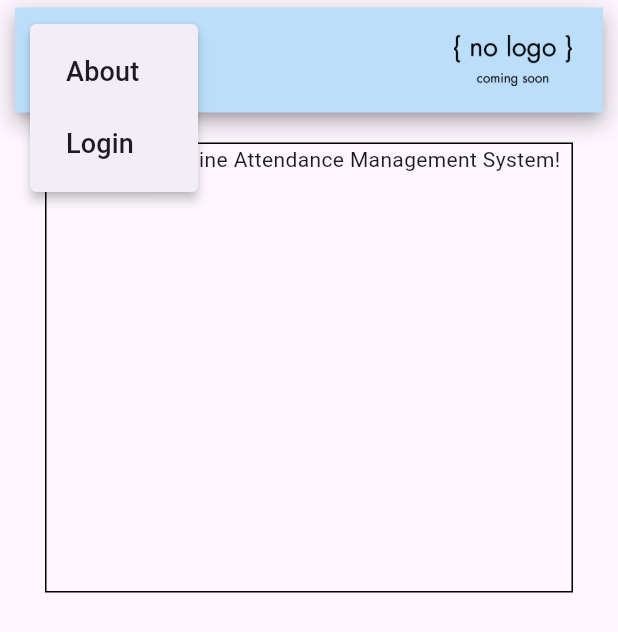
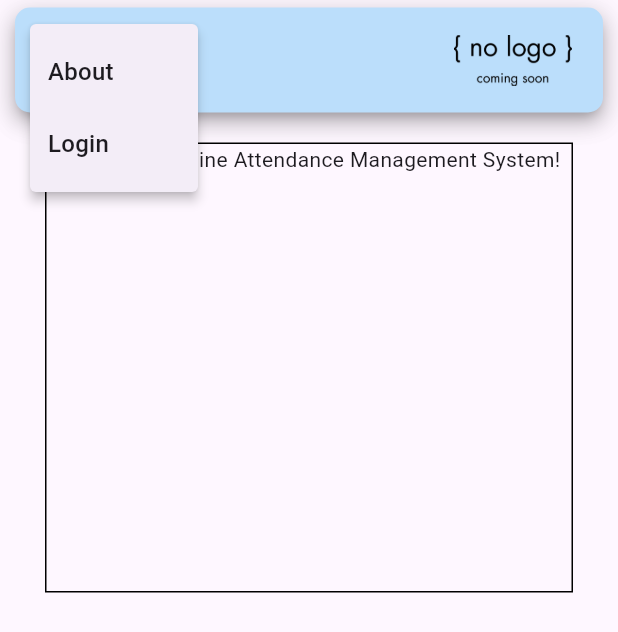
Before and after one commit to darylhjd/oams, a Flutter app: the screen it shows after launch, after a tap on the "menu" icon, on a phone screen of 412 x 824 dp. Shown: the top 632 px of the screen. Run offline on Flutter 3.47's test engine with Material 2 defaults, Android fonts, the phone set to English and light mode, and no system bars; our stand-ins replace flutter_riverpod, go_router, responsive_framework.

Commit message:
feat: implement basic profile frontend

```diff
--- a/frontend/lib/api/client.dart
+++ b/frontend/lib/api/client.dart
@@ -20,6 +20,7 @@ class APIClient {
   static const String defaultRedirectUrl = "http://localhost:8000/";
 
   static const String loginPath = "api/v1/login";
+  static const String loginReturnToParam = "return_to";
   static const String userPath = "api/v1/user";
 
   static Future<String> getLoginURL(String returnTo) async {
@@ -33,7 +34,7 @@ class APIClient {
       port: apiPort,
       path: loginPath,
       queryParameters: {
-        "return_to": returnTo,
+        loginReturnToParam: returnTo,
       },
     );
 
--- a/frontend/lib/router.dart
+++ b/frontend/lib/router.dart
@@ -1,4 +1,5 @@
 import 'package:flutter_riverpod/flutter_riverpod.dart';
+import 'package:frontend/api/client.dart';
 import 'package:frontend/providers/session.dart';
 import 'package:frontend/screens/about_screen.dart';
 import 'package:frontend/screens/home_screen.dart';
@@ -44,11 +45,13 @@ final routerProvider = Provider<GoRouter>(
                 return NoTransitionPage(
                   key: state.pageKey,
                   child: LoginScreen(
-                      returnTo: state.queryParameters["return_to"] ?? ""),
+                      returnTo:
+                          state.queryParameters[APIClient.loginReturnToParam] ??
+                              ""),
                 );
               },
               redirect: (context, state) =>
-                  isLoggedIn ? Routes.index.name : null,
+                  isLoggedIn ? state.namedLocation(Routes.index.name) : null,
             ),
             GoRoute(
               name: Routes.profile.name,
@@ -59,8 +62,15 @@ final routerProvider = Provider<GoRouter>(
                   child: const ProfileScreen(),
                 );
               },
-              redirect: (context, state) =>
-                  isLoggedIn ? null : Routes.index.path + Routes.login.path,
+              redirect: (context, state) {
+                var to = state.namedLocation(
+                  Routes.login.name,
+                  queryParameters: {
+                    APIClient.loginReturnToParam: state.fullPath!,
+                  },
+                );
+                return isLoggedIn ? null : to;
+              },
             ),
           ],
         ),
--- a/frontend/lib/widgets/nav_bar.dart
+++ b/frontend/lib/widgets/nav_bar.dart
@@ -10,40 +10,12 @@ class NavBar extends StatelessWidget {
   static const double height = 70;
   static const double padding = 10;
   static List<BoxShadow>? boxShadow = kElevationToShadow[8];
-
-  static const double desktopBorderRadius = 30;
+  static const double borderRadius = 10;
 
   const NavBar({Key? key}) : super(key: key);
 
   @override
   Widget build(BuildContext context) {
-    return ResponsiveBreakpoints.of(context).isMobile
-        ? mobile(context)
-        : desktop(context);
-  }
-
-  Widget mobile(BuildContext context) {
-    return SizedBox(
-      height: height,
-      child: Container(
-        padding: const EdgeInsets.all(padding),
-        decoration: BoxDecoration(
-          color: Theme.of(context).primaryColorLight,
-          boxShadow: boxShadow,
-        ),
-        child: const Row(
-          mainAxisSize: MainAxisSize.max,
-          mainAxisAlignment: MainAxisAlignment.spaceBetween,
-          children: [
-            _Options(true),
-            _Logo(),
-          ],
-        ),
-      ),
-    );
-  }
-
-  Widget desktop(BuildContext context) {
     return SizedBox(
       height: height,
       child: Container(
@@ -52,15 +24,32 @@ class NavBar extends StatelessWidget {
             color: Theme.of(context).primaryColorLight,
             boxShadow: boxShadow,
             borderRadius:
-                const BorderRadius.all(Radius.circular(desktopBorderRadius))),
-        child: const Row(
-          mainAxisAlignment: MainAxisAlignment.spaceBetween,
-          children: [
-            _Logo(),
-            _Options(false),
-          ],
-        ),
+                const BorderRadius.all(Radius.circular(borderRadius))),
+        child: ResponsiveBreakpoints.of(context).isMobile
+            ? mobile(context)
+            : desktop(context),
       ),
+    );
+  }
+
+  Widget mobile(BuildContext context) {
+    return const Row(
+      mainAxisSize: MainAxisSize.max,
+      mainAxisAlignment: MainAxisAlignment.spaceBetween,
+      children: [
+        _Options(true),
+        _Logo(),
+      ],
+    );
+  }
+
+  Widget desktop(BuildContext context) {
+    return const Row(
+      mainAxisAlignment: MainAxisAlignment.spaceBetween,
+      children: [
+        _Logo(),
+        _Options(false),
+      ],
     );
   }
 }
@@ -104,6 +93,7 @@ class _Options extends ConsumerWidget {
   Widget mobile(BuildContext context, bool isLoggedIn) {
     var items = <PopupMenuItem<Widget>>[
       const PopupMenuItem(
+        padding: EdgeInsets.zero,
         child: _AboutItem(true),
       ),
     ];
@@ -111,10 +101,12 @@ class _Options extends ConsumerWidget {
     PopupMenuItem<Widget> newItem;
     if (isLoggedIn) {
       newItem = const PopupMenuItem(
+        padding: EdgeInsets.zero,
         child: _ProfileItem(true),
       );
     } else {
       newItem = const PopupMenuItem(
+        padding: EdgeInsets.zero,
         child: _LoginItem(true),
       );
     }
@@ -231,17 +223,15 @@ class _LoginItem extends StatelessWidget {
 
 // _NavBarText helps to standardise the text in the navigation bar.
 class _NavBarText extends StatelessWidget {
-  static const double fontSize = 18;
-
   final String text;
 
-  const _NavBarText(this.text, {super.key});
+  const _NavBarText(this.text, {Key? key}) : super(key: key);
 
   @override
   Widget build(BuildContext context) {
     return Text(
       text,
-      style: const TextStyle(fontSize: fontSize),
+      style: Theme.of(context).textTheme.titleMedium,
     );
   }
 }
```
Also changed, not shown: frontend/lib/screens/profile_screen.dart (+48 -6 lines), 8 other files.
